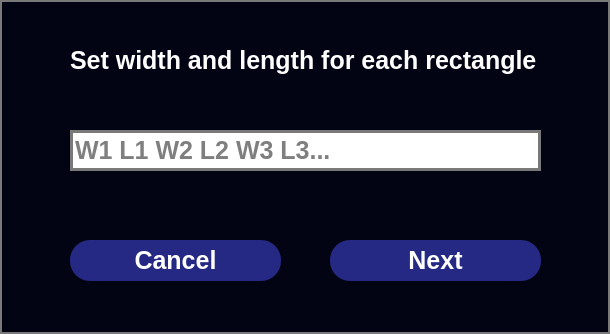
Above: GUI/SecondDialog.ui from KiriltsevDaniil/EvAlgPractice before the change. Below: the same form after it.
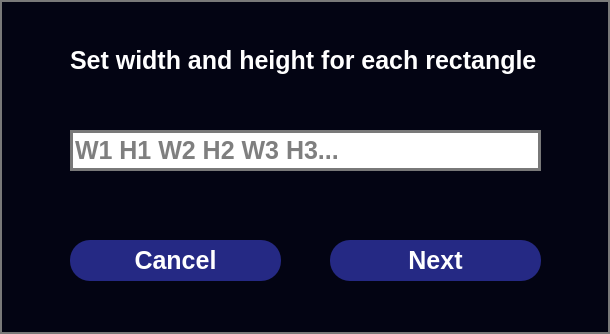
That is the form after the change.

Commit message: dialog input logging

What changed in the file:
```diff
--- a/GUI/SecondDialog.ui
+++ b/GUI/SecondDialog.ui
@@ -74,7 +74,7 @@
 }</string>
    </property>
    <property name="text">
-    <string>Set width and length for each rectangle</string>
+    <string>Set width and height for each rectangle</string>
    </property>
   </widget>
   <widget class="QLineEdit" name="RectLine">
@@ -103,7 +103,7 @@
 </string>
    </property>
    <property name="placeholderText">
-    <string>W1 L1 W2 L2 W3 L3...</string>
+    <string>W1 H1 W2 H2 W3 H3...</string>
    </property>
   </widget>
  </widget>
```
The commit also changes 1 other file.
